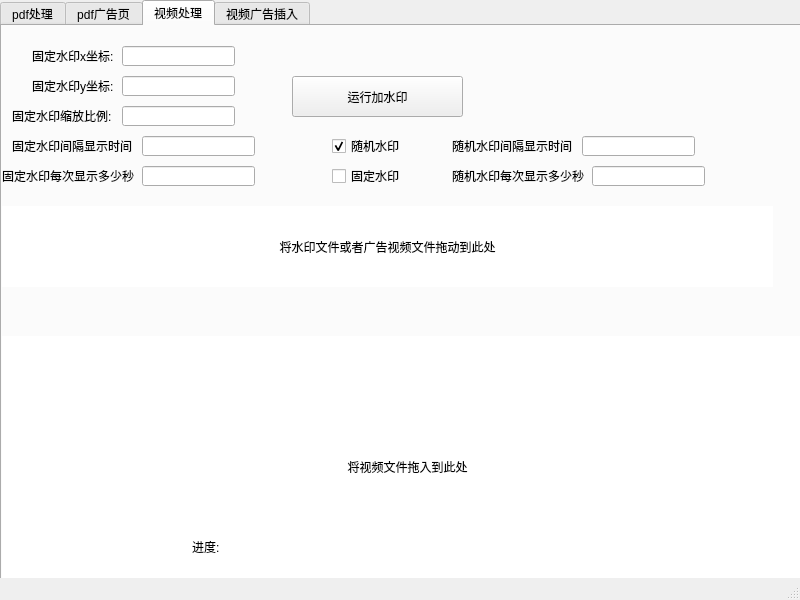
The window that test.ui (ddouworld/pdf_and_video_tool) describes before a commit, drawn with Qt 5.
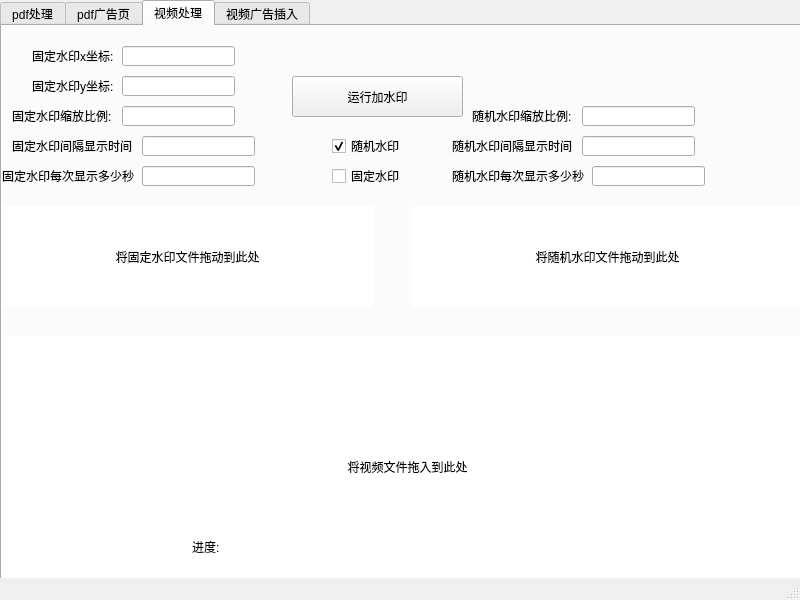
The same window after the commit. The open tabs and pages were chosen to show the change. Custom widgets are drawn as their Qt base class.

Commit message: 将添加水印的初始坐标变成右边中间。修复一下单独拿出来的视频和pdf加广告

Patch:
```diff
--- a/test.ui
+++ b/test.ui
@@ -263,15 +263,15 @@
        <rect>
         <x>0</x>
         <y>180</y>
-        <width>771</width>
-        <height>81</height>
+        <width>371</width>
+        <height>101</height>
        </rect>
       </property>
       <property name="styleSheet">
        <string notr="true">background:rgb(255, 255, 255)</string>
       </property>
       <property name="text">
-       <string>将水印文件或者广告视频文件拖动到此处</string>
+       <string>将固定水印文件拖动到此处</string>
       </property>
       <property name="alignment">
        <set>Qt::AlignCenter</set>
@@ -464,6 +464,48 @@
        </rect>
       </property>
      </widget>
+     <widget class="video_water" name="video_water_label_3">
+      <property name="geometry">
+       <rect>
+        <x>410</x>
+        <y>180</y>
+        <width>391</width>
+        <height>101</height>
+       </rect>
+      </property>
+      <property name="styleSheet">
+       <string notr="true">background:rgb(255, 255, 255)</string>
+      </property>
+      <property name="text">
+       <string>将随机水印文件拖动到此处</string>
+      </property>
+      <property name="alignment">
+       <set>Qt::AlignCenter</set>
+      </property>
+     </widget>
+     <widget class="QLabel" name="label_9">
+      <property name="geometry">
+       <rect>
+        <x>470</x>
+        <y>80</y>
+        <width>101</width>
+        <height>20</height>
+       </rect>
+      </property>
+      <property name="text">
+       <string>随机水印缩放比例:</string>
+      </property>
+     </widget>
+     <widget class="QLineEdit" name="scale_size_2">
+      <property name="geometry">
+       <rect>
+        <x>580</x>
+        <y>80</y>
+        <width>113</width>
+        <height>20</height>
+       </rect>
+      </property>
+     </widget>
     </widget>
     <widget class="QWidget" name="tab_4">
      <attribute name="title">
```
Left out of the diff: 51 changed lines with no effect on the pictures. The commit also changes 7 other files.
